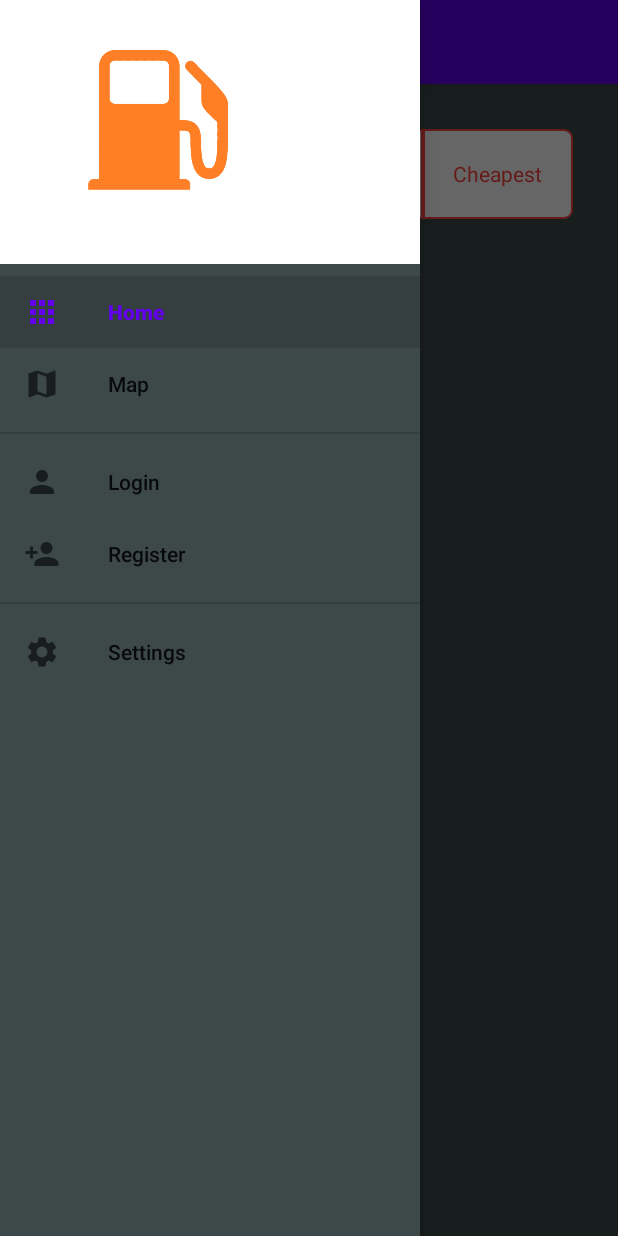
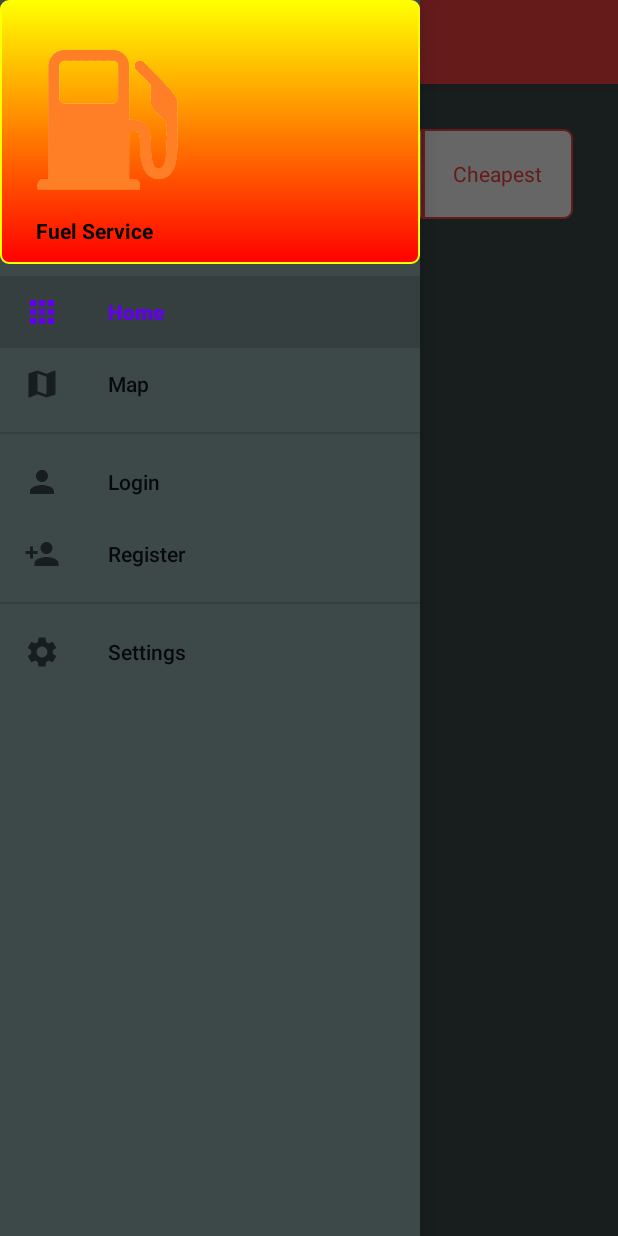
Before and after one commit to PetterHL/FuelService-Frontend, an Android app: the screen it shows after launch (MainActivity), with the side drawer open, on a phone screen of 412 x 824 dp. Run offline under Robolectric (Android 15) with nearby library versions, the phone set to English and light mode, and no system bars; our stand-ins replace navigation-ui; 4 statements that could not run were skipped.

Commit message:
Color changes

```diff
--- a/app/src/main/res/layout/activity_main.xml
+++ b/app/src/main/res/layout/activity_main.xml
@@ -18,7 +18,7 @@
             android:id="@+id/toolbar"
             android:layout_width="match_parent"
             android:layout_height="?attr/actionBarSize"
-            android:background="@color/colorPrimary"
+            android:background="@android:color/holo_red_light"
             android:elevation="4dp"
             android:theme="@style/ThemeOverlay.AppCompat.Dark.ActionBar"
             app:popupTheme="@style/ThemeOverlay.AppCompat.Light" />
--- a/app/src/main/res/layout/nav_header_main.xml
+++ b/app/src/main/res/layout/nav_header_main.xml
@@ -9,13 +9,15 @@
     android:paddingTop="@dimen/activity_vertical_margin"
     android:paddingRight="@dimen/activity_horizontal_margin"
     android:paddingBottom="@dimen/activity_vertical_margin"
-    android:background="@color/white"
+    android:background="@drawable/mybutton"
     android:theme="@style/ThemeOverlay.AppCompat.Dark">
 
     <ImageView
         android:id="@+id/imageView"
-        android:layout_width="171dp"
+        android:layout_width="104dp"
         android:layout_height="120dp"
+        android:layout_marginLeft="0dp"
+        android:layout_marginTop="0dp"
         android:contentDescription="@string/nav_header_desc"
         android:paddingTop="@dimen/nav_header_vertical_spacing"
         app:srcCompat="@mipmap/icon" />
@@ -26,6 +28,10 @@
         android:layout_gravity="center"
         android:paddingTop="@dimen/nav_header_vertical_spacing"
         android:text="@string/nav_header_title"
+
+        android:textColor="@android:color/black"
+        android:layout_marginLeft="5dp"
+        android:textStyle="bold"
         android:textAppearance="@style/TextAppearance.AppCompat.Body1" />
 
     <TextView
```
